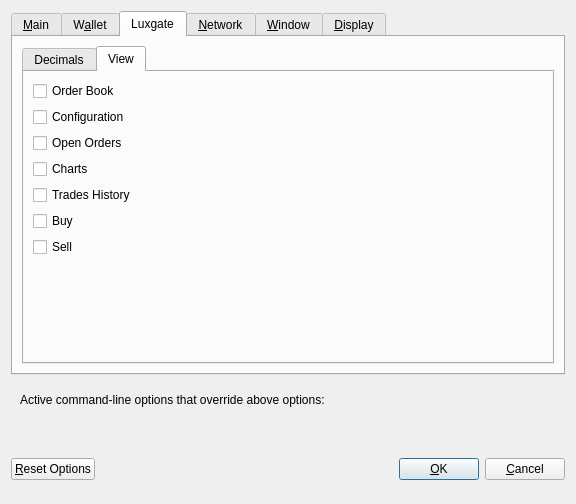
First picture: the form in src/qt/forms/optionsdialog.ui, repository LUX-Core/lux, before the edit.
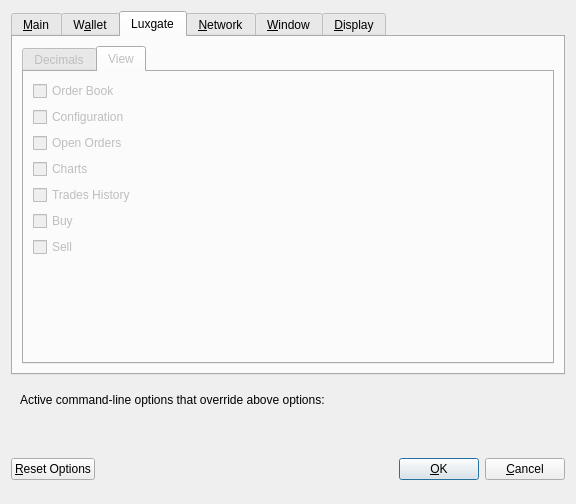
Second picture: the form after the edit. Custom widgets are drawn as their Qt base class.

Commit message:
Fix orders view not showing new orders
LuxGate options tab is disabled for now.

```diff
--- a/src/qt/forms/optionsdialog.ui
+++ b/src/qt/forms/optionsdialog.ui
@@ -391,6 +391,9 @@
       </layout>
      </widget>
      <widget class="QWidget" name="tabLuxgate">
+      <property name="enabled">
+       <bool>false</bool>
+      </property>
       <attribute name="title">
        <string>Luxgate</string>
       </attribute>
```
The commit also changes 2 other files.
